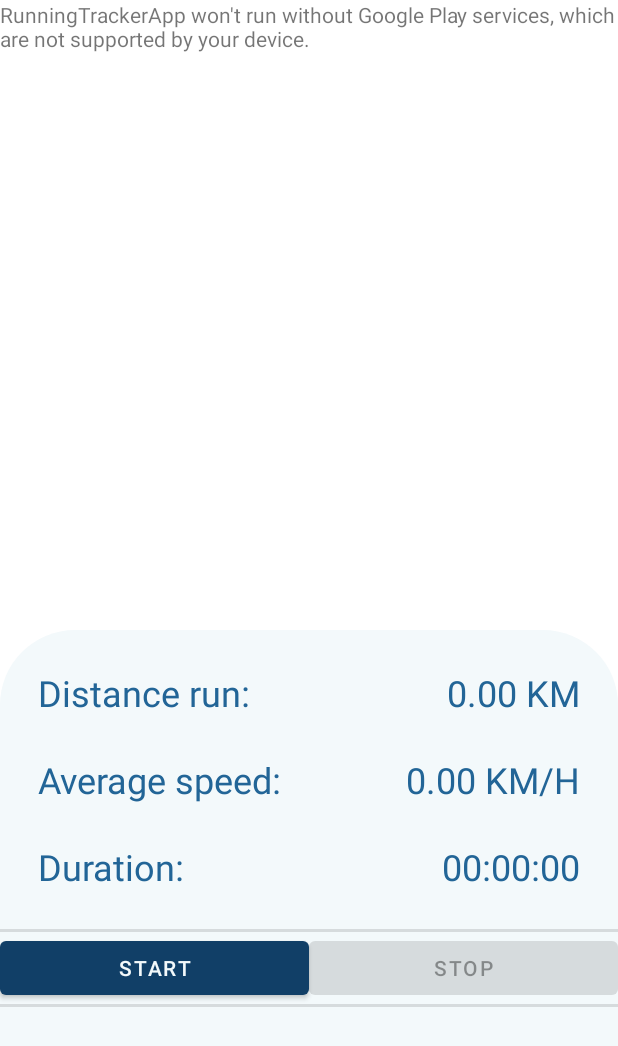
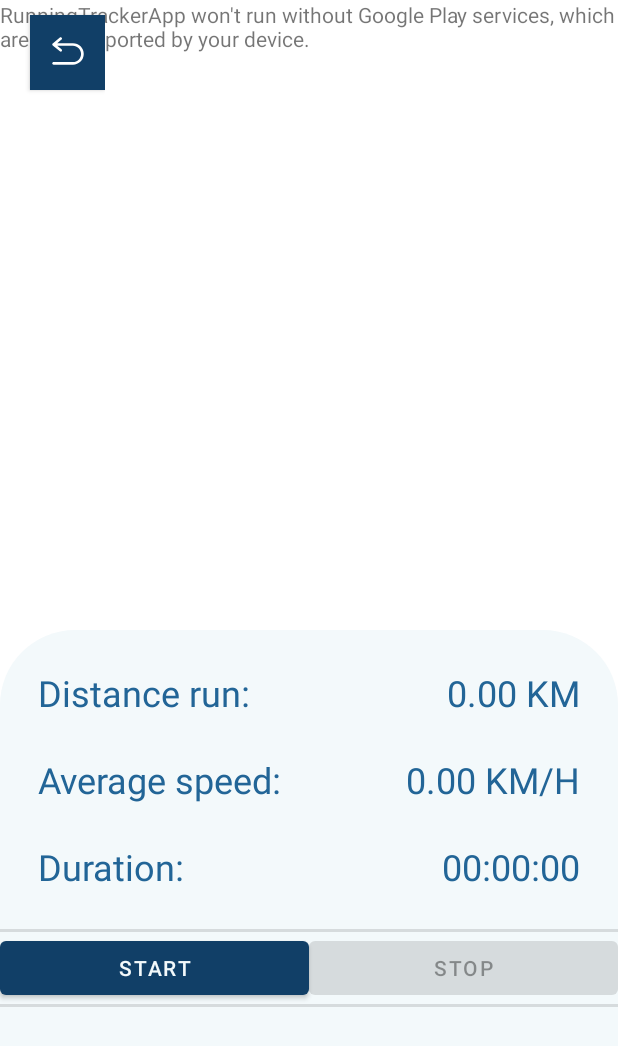
Before and after one commit to azrafebrian/RunningTrackerApp, an Android app: the RecordJourney screen opened directly, with no data from a screen before it, on a phone screen of 412 x 824 dp. Shown: the top 1046 px of the screen. Run offline under Robolectric (Android 15) with nearby library versions, the phone set to English and light mode, and no system bars; Roboto replaces fonts that are not available here.

Commit message:
Fix Back Button

```diff
--- a/app/src/main/java/com/example/runningtrackerapp/RecordJourney.java
+++ b/app/src/main/java/com/example/runningtrackerapp/RecordJourney.java
@@ -15,6 +15,7 @@ import android.os.Handler;
 import android.os.IBinder;
 import android.view.View;
 import android.widget.Button;
+import android.widget.ImageButton;
 import android.widget.TextView;
 
 import androidx.appcompat.app.AppCompatActivity;
@@ -32,6 +33,7 @@ public class RecordJourney extends AppCompatActivity {
 
     private Button playButton;
     private Button stopButton;
+    private Button btnmenu;
     private static final int PERMISSION_GPS_CODE = 1;
 
     // will poll the location service for distance and duration
@@ -129,6 +131,7 @@ public class RecordJourney extends AppCompatActivity {
 
         playButton = findViewById(R.id.startButton);
         stopButton = findViewById(R.id.stopButton);
+        btnmenu     = findViewById(R.id.btn_menu);
 
         // connect to service to see if currently tracking before enabling a button
         stopButton.setEnabled(false);
@@ -150,6 +153,14 @@ public class RecordJourney extends AppCompatActivity {
         startService(new Intent(this, com.example.runningtrackerapp.LocationService.class));
         bindService(
                 new Intent(this, com.example.runningtrackerapp.LocationService.class), lsc, Context.BIND_AUTO_CREATE);
+
+        btnmenu.setOnClickListener(new View.OnClickListener() {
+            @Override
+            public void onClick(View v) {
+                Intent intent=new Intent(RecordJourney.this,MainMenuActivity.class);
+                startActivity(intent);
+            }
+        });
     }
 
     public void onClickPlay(View view) {
--- a/app/src/main/res/layout/activity_record_journey.xml
+++ b/app/src/main/res/layout/activity_record_journey.xml
@@ -14,6 +14,23 @@
         android:layout_width="match_parent"
         android:layout_height="match_parent"
         tools:context=".MapsActivity" />
+
+    <RelativeLayout
+        android:layout_width="wrap_content"
+        android:layout_height="wrap_content"
+        android:layout_marginTop="15dp"
+        tools:ignore="MissingConstraints">
+        <Button
+            android:id="@+id/btn_menu"
+            android:layout_width="50dp"
+            android:layout_height="50dp"
+            android:background="@color/satu"
+            android:drawableTop="@drawable/ic_back"
+            android:layout_centerVertical="true"
+            android:layout_marginLeft="20dp"
+            android:layout_marginTop="20dp"/>
+
+    </RelativeLayout>
 
     <ImageView
         android:id="@+id/main_body"
--- a/app/src/main/res/values/strings.xml
+++ b/app/src/main/res/values/strings.xml
@@ -21,4 +21,5 @@
     <string name="title_activity_maps">Map</string>
     <string name="mulai_sejarah">SEJARAH</string>
     <string name="mulai_statistik">STATISTIK</string>
+    <string name="menu_utama">Menu Utama</string>
 </resources>
```
Also changed, not shown: app/src/main/java/com/example/runningtrackerapp/StatisticsActivity.java (+11 -0 lines), app/src/main/java/com/example/runningtrackerapp/ViewJourneys.java (+11 -0 lines), app/src/main/res/layout/activity_statistics.xml (+10 -0 lines), app/src/main/res/layout/activity_view_journeys.xml (+10 -0 lines).
